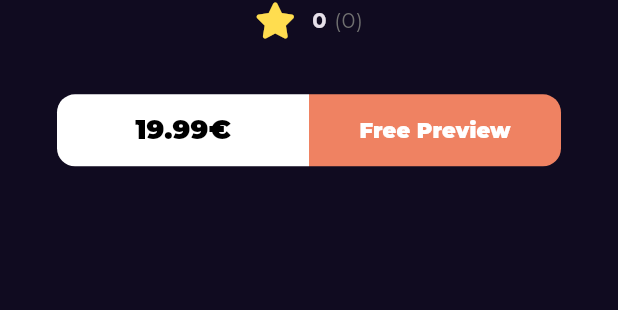
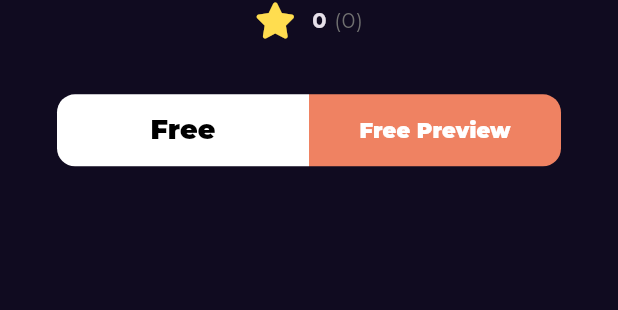
Before and after one commit to MuhamedElockly/bookly_app, a Flutter app: the BookDetailsViewBody widget shown alone on an empty page, opened directly with empty values, on a phone screen of 412 x 824 dp. Shown: the part 688-998 px from the top of the screen. Run offline on Flutter 3.47's test engine with Material 3 defaults, Android fonts, the phone set to English and light mode, and no system bars; drawn by our look-alikes of cached_network_image; our stand-ins replace bloc, dartz, dio, equatable, flutter_bloc, font_awesome_flutter and 4 more; network calls fail.

```diff
--- a/lib/core/utils/app_routers.dart
+++ b/lib/core/utils/app_routers.dart
@@ -29,7 +29,9 @@ abstract class AppRouters {
           create: (context) => SimilarBooksCubit(
             getIt.get<HomeRepoImpl>(),
           ),
-          child: BookDetailsView(bookModel:state.extra as BookModel ,),
+          child: BookDetailsView(
+            bookModel: state.extra as BookModel,
+          ),
         ),
       ),
       GoRoute(
--- a/lib/core/widgets/custom_button.dart
+++ b/lib/core/widgets/custom_button.dart
@@ -7,6 +7,7 @@ class CustomButton extends StatelessWidget {
   final BorderRadius? borderRadius;
   final String text;
   final double? fontSize;
+ final void Function()? onPressed;
 
   const CustomButton({
     super.key,
@@ -14,7 +15,7 @@ class CustomButton extends StatelessWidget {
     required this.textColor,
     required this.text,
     this.borderRadius,
-    this.fontSize,
+    this.fontSize, this.onPressed,
   });
 
   @override
@@ -22,7 +23,7 @@ class CustomButton extends StatelessWidget {
     return SizedBox(
       height: 48,
       child: TextButton(
-        onPressed: () {},
+        onPressed: onPressed,
         style: TextButton.styleFrom(
             backgroundColor: backgroundColor,
             shape: RoundedRectangleBorder(
--- a/lib/features/home/presentaion/views/widgets/book_action.dart
+++ b/lib/features/home/presentaion/views/widgets/book_action.dart
@@ -1,7 +1,13 @@
+import 'package:bookly_app/core/utils/functions/launch_url.dart';
 import 'package:bookly_app/core/widgets/custom_button.dart';
+import 'package:bookly_app/features/home/data/models/book_model/book_model.dart';
 import 'package:flutter/material.dart';
+import 'package:url_launcher/url_launcher.dart';
 
 class BookAction extends StatelessWidget {
+  final BookModel bookModel;
+
+  const BookAction({super.key, required this.bookModel});
   @override
   Widget build(BuildContext context) {
     return Padding(
@@ -11,7 +17,7 @@ class BookAction extends StatelessWidget {
         children: [
           Expanded(
             child: CustomButton(
-              text: '19.99€',
+              text: 'Free',
               backgroundColor: Colors.white,
               textColor: Colors.black,
               borderRadius: BorderRadius.only(
@@ -22,6 +28,9 @@ class BookAction extends StatelessWidget {
           ),
           Expanded(
             child: CustomButton(
+              onPressed: () async {
+                customLanuchUrl(context, bookModel.volumeInfo!.previewLink!);
+              },
               fontSize: 14,
               text: 'Free Preview',
               backgroundColor: Color(0xffEF8262),
--- a/lib/features/home/presentaion/views/widgets/book_details_view_body.dart
+++ b/lib/features/home/presentaion/views/widgets/book_details_view_body.dart
@@ -72,7 +72,9 @@ class BookDetailsViewBody extends StatelessWidget {
                 SizedBox(
                   height: 37,
                 ),
-                BookAction(),
+                BookAction(
+                  bookModel: bookModel,
+                ),
                 Expanded(
                   child: SizedBox(
                     height: 50,
--- a/pubspec.yaml
+++ b/pubspec.yaml
@@ -43,6 +43,7 @@ dependencies:
   hash_cached_image: ^0.0.1
   shimmer: ^3.0.0
   shimmer_loading: ^0.0.1
+  url_launcher: ^6.2.6
 
 dev_dependencies:
   flutter_lints: ^3.0.0
```
Also changed, not shown: lib/core/utils/functions/launch_url.dart (added, +17 -0 lines), pubspec.lock, 7 other files.
